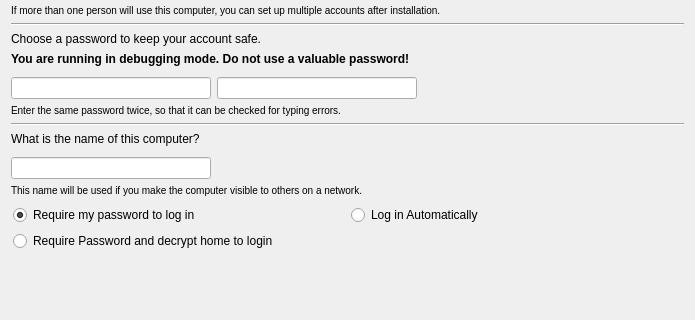
This is gui/qt/stepUserSetup.ui in chenhan1218/ubiquity as Qt 5 draws it before an edit; both pictures show x 0 to 695 and y 155 to 475 of the 695 by 475 pixel window. The edited form follows.
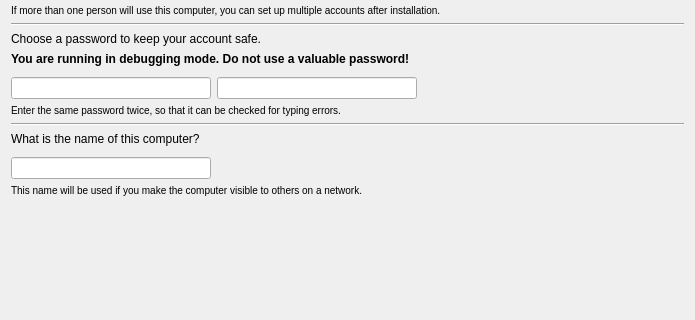
This is the edited form.

Commit message: * Change encrypt home question to checkbox and indent it under the login     option to make it clear it is a sub question to the login option     (LP: #1066225)

What changed in the file:
```diff
--- a/gui/qt/stepUserSetup.ui
+++ b/gui/qt/stepUserSetup.ui
@@ -509,12 +509,15 @@
    </item>
    <item>
     <widget class="QWidget" name="widget_6" native="true">
-     <layout class="QGridLayout" name="gridLayout_8">
-      <property name="margin">
-       <number>2</number>
+     <widget class="QCheckBox" name="login_encrypt">
+      <property name="geometry">
+       <rect>
+        <x>27</x>
+        <y>27</y>
+        <width>291</width>
+        <height>21</height>
+       </rect>
       </property>
-      <item row="1" column="0" colspan="2">
-       <widget class="QRadioButton" name="login_encrypt">
         <property name="text">
          <string>Require Password and decrypt home to login</string>
         </property>
@@ -522,9 +525,15 @@
          <bool>false</bool>
         </property>
        </widget>
-      </item>
-      <item row="0" column="1">
        <widget class="QRadioButton" name="login_auto">
+      <property name="geometry">
+       <rect>
+        <x>346</x>
+        <y>2</y>
+        <width>139</width>
+        <height>21</height>
+       </rect>
+      </property>
         <property name="text">
          <string>Log in Automatically</string>
         </property>
@@ -532,9 +541,15 @@
          <bool>false</bool>
         </property>
        </widget>
-      </item>
-      <item row="0" column="0">
        <widget class="QRadioButton" name="login_pass">
+      <property name="geometry">
+       <rect>
+        <x>2</x>
+        <y>2</y>
+        <width>193</width>
+        <height>21</height>
+       </rect>
+      </property>
         <property name="text">
          <string>Require my password to log in</string>
         </property>
@@ -542,8 +557,6 @@
          <bool>true</bool>
         </property>
        </widget>
-      </item>
-     </layout>
     </widget>
    </item>
    <item>
```
Lines whose indentation alone changed are shown as unchanged. The commit also changes 1 other file.
